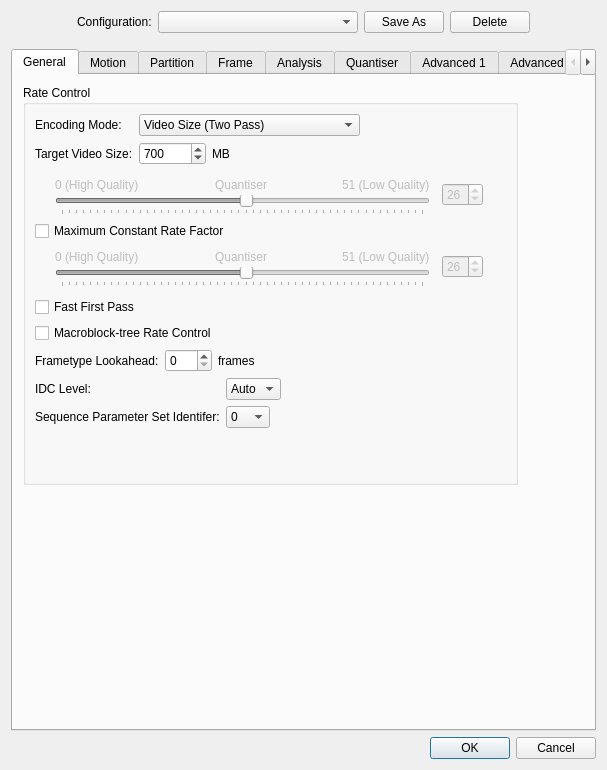
BackupTheBerlios/avidemux-svn, file branches/avidemux_2.6_branch_mean/avidemux_plugins/ADM_videoEncoder/x264/qt4/x264ConfigDialog.ui: the form before one commit.
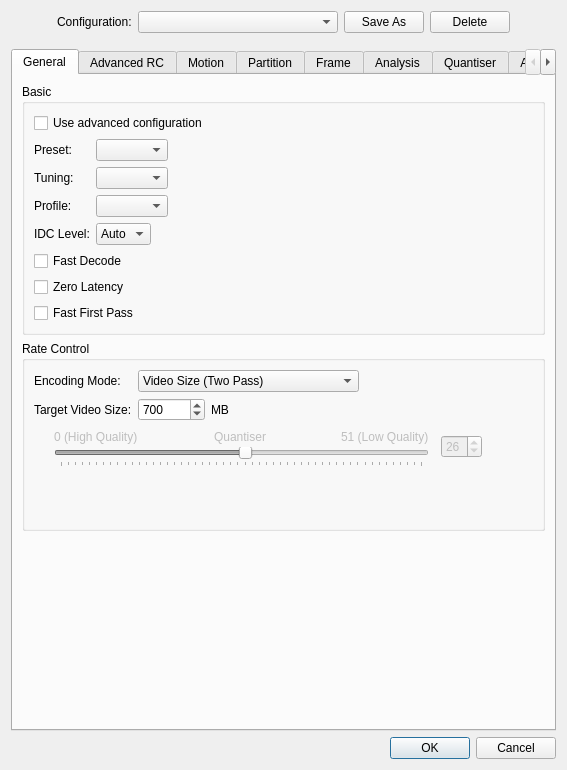
The form after the commit. The open tabs and pages were chosen to show the change.

The edit to the form file:
```diff
--- a/branches/avidemux_2.6_branch_mean/avidemux_plugins/ADM_videoEncoder/x264/qt4/x264ConfigDialog.ui
+++ b/branches/avidemux_2.6_branch_mean/avidemux_plugins/ADM_videoEncoder/x264/qt4/x264ConfigDialog.ui
@@ -7,7 +7,7 @@
    <rect>
     <x>0</x>
     <y>0</y>
-    <width>607</width>
+    <width>567</width>
     <height>770</height>
    </rect>
   </property>
@@ -104,15 +104,246 @@
       <attribute name="title">
        <string>General</string>
       </attribute>
+      <layout class="QVBoxLayout" name="verticalLayout_5">
+       <item>
+        <widget class="QGroupBox" name="groupBox_7">
+         <property name="title">
+          <string>Basic</string>
+         </property>
+         <layout class="QVBoxLayout" name="verticalLayout_11">
+          <item>
+           <widget class="QCheckBox" name="useAdvancedConfigurationCheckBox">
+            <property name="text">
+             <string>Use advanced configuration</string>
+            </property>
+           </widget>
+          </item>
+          <item>
+           <layout class="QGridLayout" name="gridLayout_7">
+            <item row="2" column="0">
+             <widget class="QLabel" name="label_46">
+              <property name="text">
+               <string>Profile:</string>
+              </property>
+             </widget>
+            </item>
+            <item row="0" column="0">
+             <widget class="QLabel" name="label_41">
+              <property name="text">
+               <string>Preset:</string>
+              </property>
+             </widget>
+            </item>
+            <item row="0" column="1">
+             <layout class="QHBoxLayout" name="horizontalLayout_11">
+              <item>
+               <widget class="QComboBox" name="presetComboBox">
+                <property name="currentIndex">
+                 <number>-1</number>
+                </property>
+               </widget>
+              </item>
+              <item>
+               <spacer name="horizontalSpacer_8">
+                <property name="orientation">
+                 <enum>Qt::Horizontal</enum>
+                </property>
+                <property name="sizeHint" stdset="0">
+                 <size>
+                  <width>0</width>
+                  <height>0</height>
+                 </size>
+                </property>
+               </spacer>
+              </item>
+             </layout>
+            </item>
+            <item row="1" column="1">
+             <layout class="QHBoxLayout" name="horizontalLayout_12">
+              <item>
+               <widget class="QComboBox" name="tuningComboBox"/>
+              </item>
+              <item>
+               <spacer name="horizontalSpacer_9">
+                <property name="orientation">
+                 <enum>Qt::Horizontal</enum>
+                </property>
+                <property name="sizeHint" stdset="0">
+                 <size>
+                  <width>0</width>
+                  <height>0</height>
+                 </size>
+                </property>
+               </spacer>
+              </item>
+             </layout>
+            </item>
+            <item row="1" column="0">
+             <widget class="QLabel" name="label_45">
+              <property name="text">
+               <string>Tuning:</string>
+              </property>
+             </widget>
+            </item>
+            <item row="3" column="0">
+             <widget class="QLabel" name="label_53">
+              <property name="text">
+               <string>IDC Level:</string>
+              </property>
+             </widget>
+            </item>
+            <item row="2" column="1">
+             <layout class="QHBoxLayout" name="horizontalLayout_13">
+              <item>
+               <widget class="QComboBox" name="profileComboBox"/>
+              </item>
+              <item>
+               <spacer name="horizontalSpacer_10">
+                <property name="orientation">
+                 <enum>Qt::Horizontal</enum>
+                </property>
+                <property name="sizeHint" stdset="0">
+                 <size>
+                  <width>0</width>
+                  <height>0</height>
+                 </size>
+                </property>
+               </spacer>
+              </item>
+             </layout>
+            </item>
+            <item row="3" column="1">
+             <layout class="QHBoxLayout" name="horizontalLayout_14">
+              <item>
+               <widget class="QComboBox" name="idcLevelComboBox">
+                <property name="currentIndex">
+                 <number>0</number>
+                </property>
+                <item>
+                 <property name="text">
+                  <string>Auto</string>
+                 </property>
+                </item>
+                <item>
+                 <property name="text">
+                  <string>1</string>
+                 </property>
+                </item>
+                <item>
+                 <property name="text">
+                  <string>1.1</string>
+                 </property>
+                </item>
+                <item>
+                 <property name="text">
+                  <string>1.2</string>
+                 </property>
+                </item>
+                <item>
+                 <property name="text">
+                  <string>1.3</string>
+                 </property>
+                </item>
+                <item>
+                 <property name="text">
+                  <string>2</string>
+                 </property>
+                </item>
+                <item>
+                 <property name="text">
+                  <string>2.1</string>
+                 </property>
+                </item>
+                <item>
+                 <property name="text">
+                  <string>2.2</string>
+                 </property>
+                </item>
+                <item>
+                 <property name="text">
+                  <string>3</string>
+                 </property>
+                </item>
+                <item>
+                 <property name="text">
+                  <string>3.1</string>
+                 </property>
+                </item>
+                <item>
+                 <property name="text">
+                  <string>3.2</string>
+                 </property>
+                </item>
+                <item>
+                 <property name="text">
+                  <string>4</string>
+                 </property>
+                </item>
+                <item>
+                 <property name="text">
+                  <string>4.1</string>
+                 </property>
+                </item>
+                <item>
+                 <property name="text">
+                  <string>4.2</string>
+                 </property>
+                </item>
+                <item>
+                 <property name="text">
+                  <string>5</string>
+                 </property>
+                </item>
+                <item>
+                 <property name="text">
+                  <string>5.1</string>
+                 </property>
+                </item>
+               </widget>
+              </item>
+              <item>
+               <spacer name="horizontalSpacer_11">
+                <property name="orientation">
+                 <enum>Qt::Horizontal</enum>
+                </property>
+                <property name="sizeHint" stdset="0">
+                 <size>
+                  <width>0</width>
+                  <height>0</height>
+                 </size>
+                </property>
+               </spacer>
+              </item>
+             </layout>
+            </item>
+           </layout>
+          </item>
+          <item>
+           <widget class="QCheckBox" name="fastDecodeCheckBox">
+            <property name="text">
+             <string>Fast Decode</string>
+            </property>
+           </widget>
+          </item>
+          <item>
+           <widget class="QCheckBox" name="zeroLatencyCheckBox">
+            <property name="text">
+             <string>Zero Latency</string>
+            </property>
+           </widget>
+          </item>
+          <item>
+           <widget class="QCheckBox" name="fastFirstPassCheckBox">
+            <property name="text">
+             <string>Fast First Pass</string>
+            </property>
+           </widget>
+          </item>
+         </layout>
+        </widget>
+       </item>
+       <item>
       <widget class="QGroupBox" name="groupBox_2">
-       <property name="geometry">
-        <rect>
-         <x>10</x>
-         <y>10</y>
-         <width>495</width>
-         <height>400</height>
-        </rect>
-       </property>
        <property name="title">
         <string>Rate Control</string>
        </property>
@@ -222,22 +453,6 @@
          </layout>
         </item>
         <item row="1" column="0">
-         <spacer>
-          <property name="orientation">
-           <enum>Qt::Vertical</enum>
-          </property>
-          <property name="sizeType">
-           <enum>QSizePolicy::Fixed</enum>
-          </property>
-          <property name="sizeHint" stdset="0">
-           <size>
-            <width>20</width>
-            <height>4</height>
-           </size>
-          </property>
-         </spacer>
-        </item>
-        <item row="2" column="0">
          <layout class="QHBoxLayout">
           <item>
            <spacer name="horizontalSpacer_3">
@@ -388,14 +603,56 @@
           </item>
          </layout>
         </item>
-        <item row="3" column="0">
+          <item row="4" column="0">
+           <spacer>
+            <property name="orientation">
+             <enum>Qt::Vertical</enum>
+            </property>
+            <property name="sizeHint" stdset="0">
+             <size>
+              <width>0</width>
+              <height>0</height>
+             </size>
+            </property>
+           </spacer>
+          </item>
+         </layout>
+        </widget>
+       </item>
+       <item>
+        <spacer name="verticalSpacer_2">
+         <property name="orientation">
+          <enum>Qt::Vertical</enum>
+         </property>
+         <property name="sizeHint" stdset="0">
+          <size>
+           <width>20</width>
+           <height>40</height>
+          </size>
+         </property>
+        </spacer>
+       </item>
+      </layout>
+     </widget>
+     <widget class="QWidget" name="tabAdvancedRC">
+      <attribute name="title">
+       <string>Advanced RC</string>
+      </attribute>
+      <layout class="QVBoxLayout" name="verticalLayout_12">
+       <item>
+        <widget class="QGroupBox" name="groupBox_20">
+         <property name="title">
+          <string>Advanced Rate Control</string>
+         </property>
+         <layout class="QVBoxLayout" name="verticalLayout_13">
+          <item>
          <widget class="QCheckBox" name="maxCrfCheckBox">
           <property name="text">
            <string>Maximum Constant Rate Factor</string>
           </property>
          </widget>
         </item>
-        <item row="4" column="0">
+          <item>
          <layout class="QHBoxLayout" name="_16">
           <item>
            <spacer name="horizontalSpacer_4">
@@ -546,38 +803,15 @@
           </item>
          </layout>
         </item>
-        <item row="5" column="0">
-         <spacer name="verticalSpacer_2">
-          <property name="orientation">
-           <enum>Qt::Vertical</enum>
-          </property>
-          <property name="sizeType">
-           <enum>QSizePolicy::Fixed</enum>
-          </property>
-          <property name="sizeHint" stdset="0">
-           <size>
-            <width>20</width>
-            <height>4</height>
-           </size>
-          </property>
-         </spacer>
-        </item>
-        <item row="6" column="0">
-         <widget class="QCheckBox" name="fastFirstPassCheckBox">
-          <property name="text">
-           <string>Fast First Pass</string>
-          </property>
-         </widget>
-        </item>
-        <item row="7" column="0">
+          <item>
          <widget class="QCheckBox" name="mbTreeCheckBox">
           <property name="text">
            <string>Macroblock-tree Rate Control</string>
           </property>
          </widget>
         </item>
-        <item row="8" column="0">
-         <layout class="QHBoxLayout">
+          <item>
+           <layout class="QHBoxLayout" name="_36">
           <item>
            <widget class="QLabel" name="lblLookahead">
             <property name="text">
@@ -614,120 +848,16 @@
           </item>
          </layout>
         </item>
-        <item row="9" column="0">
+          <item>
          <layout class="QGridLayout" name="_20">
-          <item row="0" column="1">
-           <layout class="QHBoxLayout" name="_21">
-            <item>
-             <widget class="QComboBox" name="idcLevelComboBox">
-              <property name="currentIndex">
-               <number>0</number>
-              </property>
-              <item>
-               <property name="text">
-                <string>Auto</string>
-               </property>
-              </item>
-              <item>
-               <property name="text">
-                <string>1</string>
-               </property>
-              </item>
-              <item>
-               <property name="text">
-                <string>1.1</string>
-               </property>
-              </item>
-              <item>
-               <property name="text">
-                <string>1.2</string>
-               </property>
-              </item>
-              <item>
-               <property name="text">
-                <string>1.3</string>
-               </property>
-              </item>
-              <item>
-               <property name="text">
-                <string>2</string>
-               </property>
-              </item>
-              <item>
-               <property name="text">
-                <string>2.1</string>
-               </property>
-              </item>
-              <item>
-               <property name="text">
-                <string>2.2</string>
-               </property>
-              </item>
-              <item>
-               <property name="text">
-                <string>3</string>
-               </property>
-              </item>
-              <item>
-               <property name="text">
-                <string>3.1</string>
-               </property>
-              </item>
-              <item>
-               <property name="text">
-                <string>3.2</string>
-               </property>
-              </item>
-              <item>
-               <property name="text">
-                <string>4</string>
-               </property>
-              </item>
-              <item>
-               <property name="text">
-                <string>4.1</string>
-               </property>
-              </item>
-              <item>
-               <property name="text">
-                <string>4.2</string>
-               </property>
-              </item>
-              <item>
-               <property name="text">
-                <string>5</string>
-               </property>
-              </item>
-              <item>
-               <property name="text">
-                <string>5.1</string>
-               </property>
-              </item>
-             </widget>
-            </item>
-            <item>
-             <spacer name="spacer_61">
-              <property name="orientation">
-               <enum>Qt::Horizontal</enum>
-              </property>
-              <property name="sizeHint" stdset="0">
-               <size>
-                <width>0</width>
-                <height>0</height>
-               </size>
-              </property>
-             </spacer>
-            </item>
-           </layout>
-          </item>
-          <item row="1" column="0">
+            <item row="0" column="0">
            <widget class="QLabel" name="label_55">
             <property name="text">
              <string>Sequence Parameter Set Identifer:</string>
             </property>
            </widget>
           </item>
-          <item row="1" column="1">
+            <item row="0" column="1">
            <layout class="QHBoxLayout" name="_22">
             <item>
              <widget class="QComboBox" name="spsiComboBox">
@@ -778,32 +908,27 @@
             </item>
            </layout>
           </item>
-          <item row="0" column="0">
-           <widget class="QLabel" name="label_56">
-            <property name="text">
-             <string>IDC Level:</string>
-            </property>
-           </widget>
-          </item>
-         </layout>
-        </item>
-        <item row="10" column="0">
-         <spacer>
+           </layout>
+          </item>
+         </layout>
+        </widget>
+       </item>
+       <item>
+        <spacer name="verticalSpacer_4">
           <property name="orientation">
            <enum>Qt::Vertical</enum>
           </property>
           <property name="sizeHint" stdset="0">
            <size>
-            <width>0</width>
-            <height>0</height>
+           <width>20</width>
+           <height>40</height>
            </size>
           </property>
          </spacer>
         </item>
        </layout>
       </widget>
-     </widget>
-     <widget class="QWidget" name="tab_2">
+     <widget class="QWidget" name="tabMotion">
       <attribute name="title">
        <string>Motion</string>
       </attribute>
```
Left out of the diff: 106 changed lines with no effect on the pictures. Lines whose indentation alone changed are shown as unchanged.
